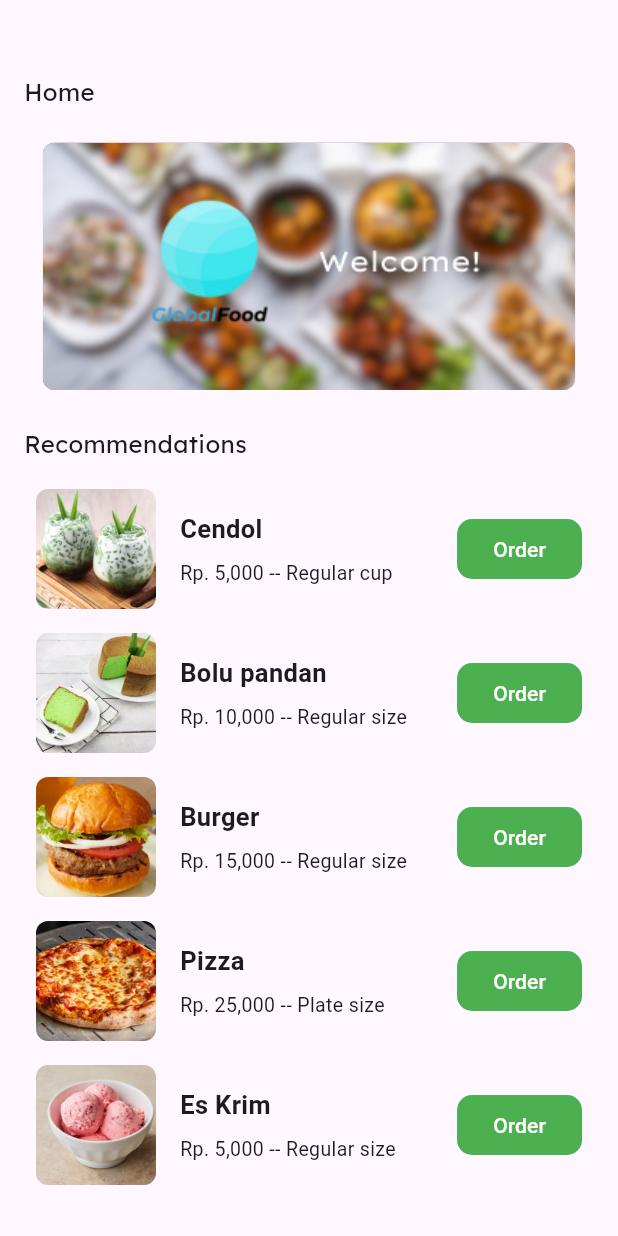
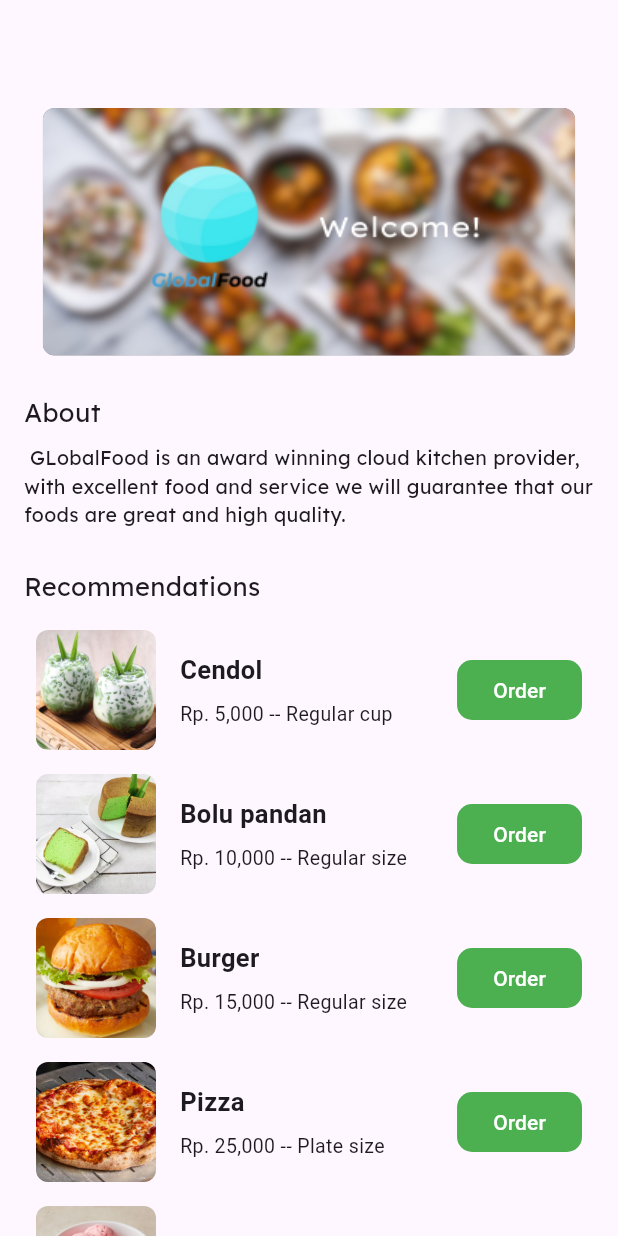
Before and after one commit to M2NVMe/globalfoodflutter, a Flutter app: the homeFragment screen opened directly, on a phone screen of 412 x 824 dp. Run offline on Flutter 3.47's test engine with Material 3 defaults, Android fonts, the phone set to English and light mode, and no system bars; our stand-ins replace get, sqflite; accounts and stored records are empty.

Commit message:
[BBW] add/fix

```diff
--- a/lib/Pages/Menus/home.dart
+++ b/lib/Pages/Menus/home.dart
@@ -17,14 +17,6 @@ class homeFragment extends StatelessWidget {
           crossAxisAlignment: CrossAxisAlignment.start, // Align text to the left
           children: [
             SizedBox(height: 50),
-            Padding(
-              padding: const EdgeInsets.symmetric(horizontal: 16.0),
-              child: Text(
-                "Home",
-                style: TextStyle(fontFamily: "Lexend", fontSize: 16),
-                textAlign: TextAlign.left,
-              ),
-            ),
             SizedBox(height: 22),
             Center( // Center the grey container
               child: ClipRRect(
@@ -44,8 +36,28 @@ class homeFragment extends StatelessWidget {
             Padding(
               padding: const EdgeInsets.symmetric(horizontal: 16.0),
               child: Text(
+                "About",
+                style: TextStyle(fontFamily: "Lexend", fontSize: 17),
+                textAlign: TextAlign.left,
+              ),
+            ),
+            SizedBox(height: 10),
+            Center(
+              child: Padding(
+                padding: const EdgeInsets.symmetric(horizontal: 16.0),
+                child: Text(
+                  " GLobalFood is an award winning cloud kitchen provider, with excellent food and service we will guarantee that our foods are great and high quality.",
+                  style: TextStyle(fontFamily: "Lexend", fontSize: 13),
+                  textAlign: TextAlign.left,
+                ),
+              ),
+            ),
+            SizedBox(height: 25),
+            Padding(
+              padding: const EdgeInsets.symmetric(horizontal: 16.0),
+              child: Text(
                 "Recommendations",
-                style: TextStyle(fontFamily: "Lexend", fontSize: 16),
+                style: TextStyle(fontFamily: "Lexend", fontSize: 17),
                 textAlign: TextAlign.left,
               ),
             ),
```
